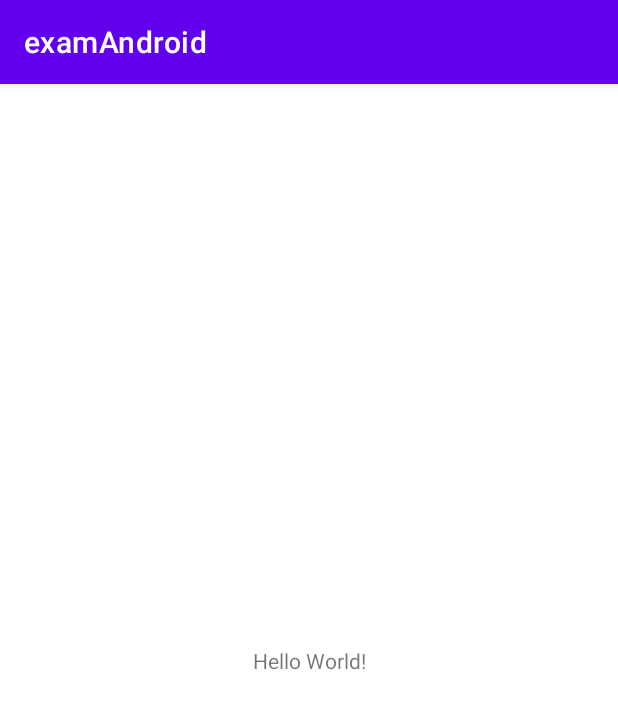
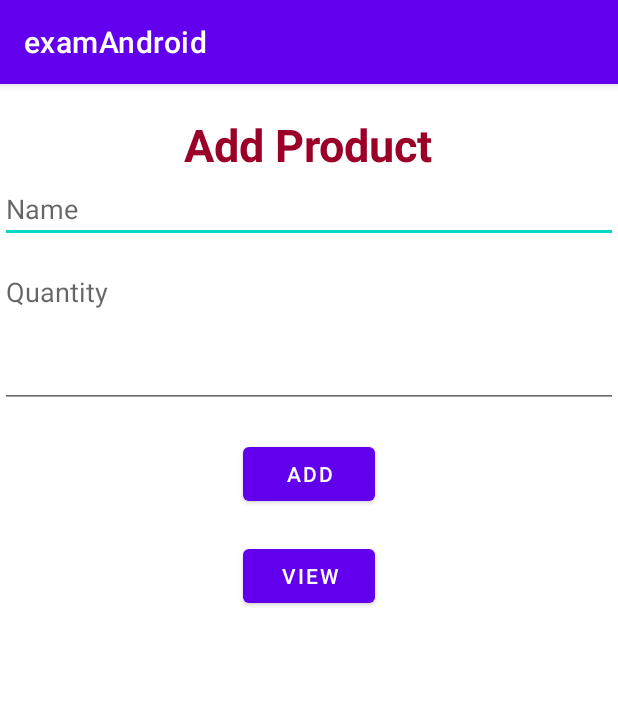
Before and after one commit to trinhlh96/examAndroid, an Android app: the screen it shows after launch (MainActivity), on a phone screen of 412 x 824 dp. Shown: the top 709 px of the screen. Run offline under Robolectric (Android 15) with nearby library versions, the phone set to English and light mode, and no system bars.

Commit message:
hello nha

```diff
--- a/app/src/main/AndroidManifest.xml
+++ b/app/src/main/AndroidManifest.xml
@@ -10,6 +10,9 @@
         android:supportsRtl="true"
         android:theme="@style/Theme.ExamAndroid">
         <activity
+            android:name=".ListProduct"
+            android:exported="true" />
+        <activity
             android:name=".MainActivity"
             android:exported="true">
             <intent-filter>
--- /dev/null
+++ b/app/src/main/java/com/example/examandroid/DBHelper.java
@@ -0,0 +1,60 @@
+package com.example.examandroid;
+
+import android.content.ContentValues;
+import android.content.Context;
+import android.database.Cursor;
+import android.database.sqlite.SQLiteDatabase;
+import android.database.sqlite.SQLiteOpenHelper;
+
+import androidx.annotation.Nullable;
+
+public class DBHelper extends SQLiteOpenHelper {
+    public static final String DB_NAME = "Product";
+    public static final int DB_VERSION = 1;
+    public static final String TABLE_NAME = "TBL_PRODUCT";
+    public static final String ID = "_id";
+    public static final String NAME = "name";
+    public static final String QUANTITY = "quantity";
+
+    public DBHelper(@Nullable Context context) {
+        super(context, DB_NAME, null, DB_VERSION);
+    }
+
+    @Override
+    public void onCreate(SQLiteDatabase sqLiteDatabase) {
+        String sql = "CREATE TABLE " + TABLE_NAME + "( " +
+                ID + " INTEGER PRIMARY KEY, " +
+                NAME + " TEXT, " +
+                QUANTITY + " TEXT);";
+        sqLiteDatabase.execSQL(sql);
+    }
+
+    @Override
+    public void onUpgrade(SQLiteDatabase sqLiteDatabase, int i, int i1) {
+        String sql = "DROP TABLE IF EXISTS " + TABLE_NAME;
+        sqLiteDatabase.execSQL(sql);
+        onCreate(sqLiteDatabase);
+    }
+
+    public String addProduct(String name, String quantity) {
+        SQLiteDatabase db = this.getReadableDatabase();
+        ContentValues contentValues = new ContentValues();
+        contentValues.put(NAME, name);
+        contentValues.put(QUANTITY, quantity);
+        long isAdd = db.insert(TABLE_NAME, null, contentValues);
+        if (isAdd == -1) {
+            return "Add Fail";
+        }
+        db.close();
+        return  "Add Success";
+    }
+
+
+    public Cursor getAllProduct() {
+        SQLiteDatabase db = this.getReadableDatabase();
+        String sql = "SELECT * FROM " + TABLE_NAME;
+        Cursor cursor = db.rawQuery(sql, null);
+        return cursor;
+    }
+
+}
--- a/app/src/main/java/com/example/examandroid/MainActivity.java
+++ b/app/src/main/java/com/example/examandroid/MainActivity.java
@@ -2,13 +2,69 @@ package com.example.examandroid;
 
 import androidx.appcompat.app.AppCompatActivity;
 
+import android.content.Intent;
+import android.database.Cursor;
 import android.os.Bundle;
+import android.view.View;
+import android.widget.AdapterView;
+import android.widget.ArrayAdapter;
+import android.widget.Button;
+import android.widget.CheckBox;
+import android.widget.EditText;
+import android.widget.Spinner;
+import android.widget.Toast;
 
-public class MainActivity extends AppCompatActivity {
+public class MainActivity extends AppCompatActivity implements View.OnClickListener {
+    private EditText edName;
+    private EditText edQuantity;
+    private Button btnAdd;
+    private Button btnView;
+    private DBHelper dbHelper;
 
     @Override
     protected void onCreate(Bundle savedInstanceState) {
         super.onCreate(savedInstanceState);
         setContentView(R.layout.activity_main);
+        initView();
+    }
+
+    private void initView() {
+        edName = findViewById(R.id.edName);
+        edQuantity = findViewById(R.id.edQuantity);
+        btnAdd = findViewById(R.id.btnAdd);
+        btnView = findViewById(R.id.btnView);
+        dbHelper = new DBHelper(this);
+        btnAdd.setOnClickListener(this);
+        btnView.setOnClickListener(this);
+    }
+
+    @Override
+    public void onClick(View view) {
+        if (view.getId() == R.id.btnAdd) {
+            onAdd();
+        }
+        if (view.getId() == R.id.btnView) {
+            onView();
+        }
+    }
+
+    private void onView() {
+        Intent intent = new Intent(this, ListProduct.class);
+        startActivity(intent);
+    }
+
+    private void onAdd() {
+        if (edName.getText().toString().isEmpty()) {
+            Toast.makeText(this, "Please enter name", Toast.LENGTH_LONG).show();
+            return;
+        }
+        if (edQuantity.getText().toString().isEmpty()) {
+            Toast.makeText(this, "Please enter quantity", Toast.LENGTH_LONG).show();
+            return;
+        }
+        String isAdd = dbHelper.addProduct(edName.getText().toString(),edQuantity.getText().toString());
+        Toast.makeText(this, isAdd, Toast.LENGTH_SHORT).show();
+        Intent intent = new Intent(this, ListProduct.class);
+        startActivity(intent);
     }
 }
--- a/app/src/main/res/layout/activity_main.xml
+++ b/app/src/main/res/layout/activity_main.xml
@@ -6,13 +6,45 @@
     android:layout_height="match_parent"
     tools:context=".MainActivity">
 
-    <TextView
-        android:layout_width="wrap_content"
-        android:layout_height="wrap_content"
-        android:text="Hello World!"
-        app:layout_constraintBottom_toBottomOf="parent"
-        app:layout_constraintLeft_toLeftOf="parent"
-        app:layout_constraintRight_toRightOf="parent"
-        app:layout_constraintTop_toTopOf="parent" />
+    <LinearLayout
+        android:layout_width="match_parent"
+        android:layout_height="match_parent"
+        android:orientation="vertical">
+        <TextView
+            android:layout_width="wrap_content"
+            android:layout_height="wrap_content"
+            android:text="Add Product"
+            android:layout_gravity="center"
+            android:textSize="30sp"
+            android:textColor="#9b0029"
+            android:textStyle="bold"
+            android:layout_marginTop="20dp"/>
+        <EditText
+            android:layout_width="match_parent"
+            android:layout_height="wrap_content"
+            android:id="@+id/edName"
+            android:hint="Name"/>
+        <EditText
+            android:layout_width="match_parent"
+            android:layout_height="100dp"
+            android:id="@+id/edQuantity"
+            android:hint="Quantity"
+            android:layout_marginTop="10dp"
+            android:gravity="top"/>
+        <Button
+            android:layout_width="wrap_content"
+            android:layout_height="wrap_content"
+            android:layout_marginTop="20dp"
+            android:text="Add"
+            android:layout_gravity="center"
+            android:id="@+id/btnAdd"/>
+        <Button
+            android:layout_width="wrap_content"
+            android:layout_height="wrap_content"
+            android:layout_marginTop="20dp"
+            android:text="View"
+            android:layout_gravity="center"
+            android:id="@+id/btnView"/>
+    </LinearLayout>
 
 </androidx.constraintlayout.widget.ConstraintLayout>
```
Also changed, not shown: app/src/main/java/com/example/examandroid/ListProduct.java (added, +44 -0 lines), app/src/main/res/layout/activity_list_product.xml (added, +14 -0 lines), app/src/main/res/layout/item_product.xml (added, +34 -0 lines).
